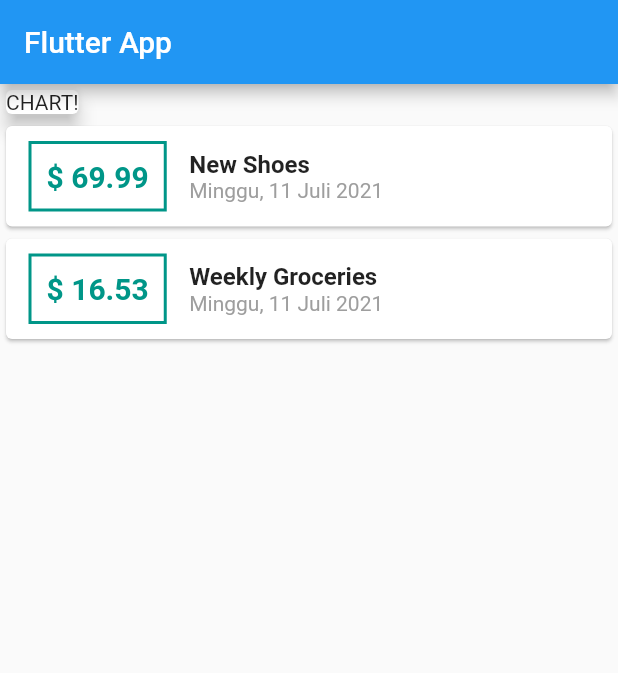
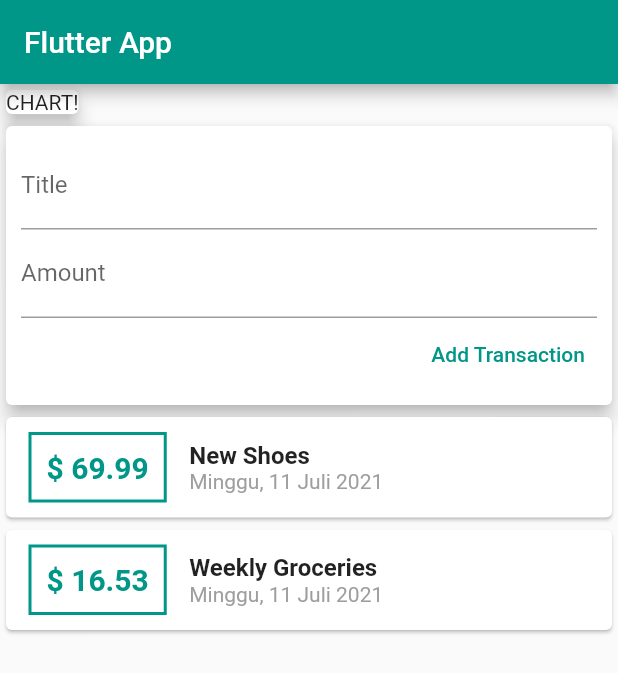
Before and after one commit to Dzaky02/expenses_app, a Flutter app: the screen it shows after launch, on a phone screen of 412 x 824 dp. Shown: the top 673 px of the screen. Run offline on Flutter 3.47's test engine with Material 2 defaults, Android fonts, the phone set to English and light mode, and no system bars.

Commit message:
Adding text form field and the controller.

```diff
--- a/lib/main.dart
+++ b/lib/main.dart
@@ -40,11 +40,15 @@ class HomePage extends StatelessWidget {
     ),
   ];
 
+  final titleController = TextEditingController();
+  final amountController = TextEditingController();
+
   @override
   Widget build(BuildContext context) {
     return Scaffold(
       appBar: AppBar(
         title: Text('Flutter App'),
+        backgroundColor: Colors.teal,
       ),
       body: Column(
         crossAxisAlignment: CrossAxisAlignment.start,
@@ -54,6 +58,32 @@ class HomePage extends StatelessWidget {
               child: Text('CHART!'),
             ),
             elevation: 5,
+          ),
+          Card(
+            elevation: 5,
+            child: Container(
+              padding: EdgeInsets.all(10),
+              child: Column(
+                crossAxisAlignment: CrossAxisAlignment.end,
+                children: [
+                  TextFormField(
+                    decoration: InputDecoration(labelText: 'Title'),
+                    controller: titleController,
+                  ),
+                  TextFormField(
+                    decoration: InputDecoration(labelText: 'Amount'),
+                    controller: amountController,
+                  ),
+                  TextButton(
+                    onPressed: () {
+                      print(titleController.text);
+                    },
+                    child: Text('Add Transaction'),
+                    style: TextButton.styleFrom(primary: Colors.teal),
+                  ),
+                ],
+              ),
+            ),
           ),
           Column(
             children: transactions
```
